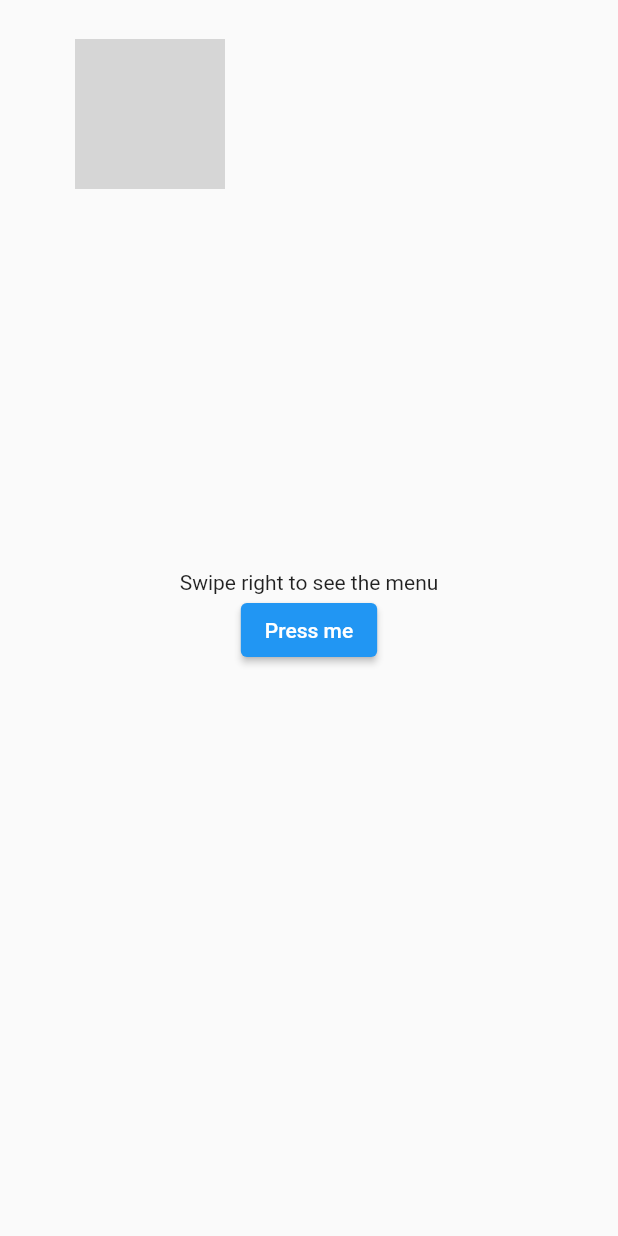
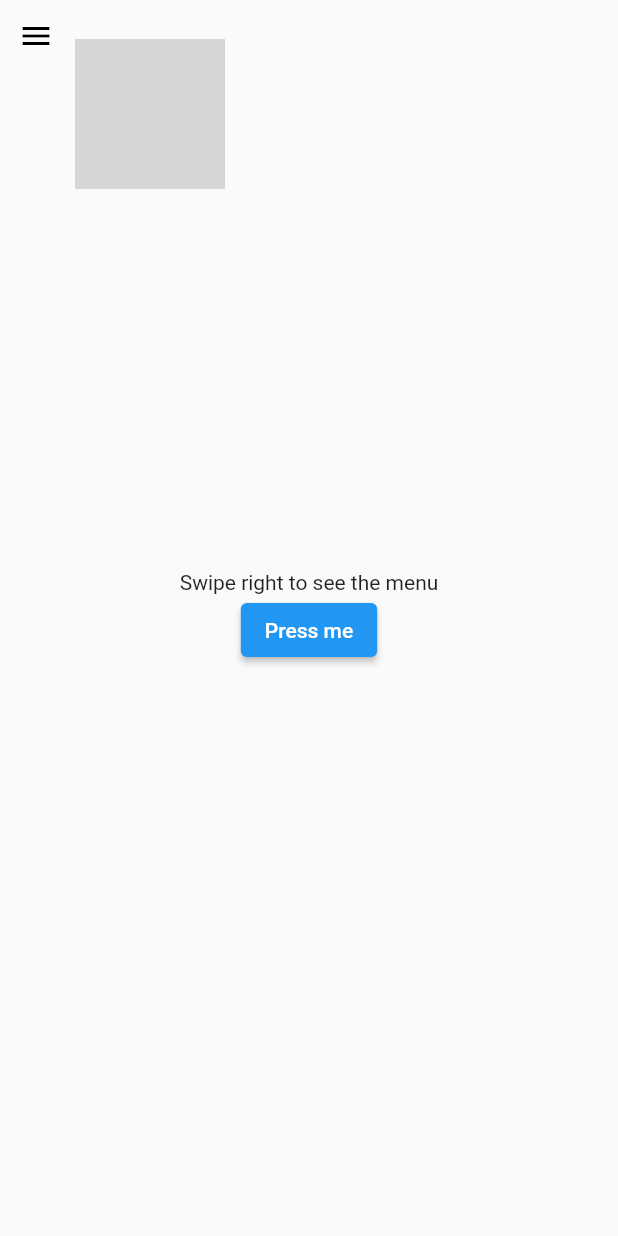
Before and after one commit to Eskantu/Drawer3D, a Flutter app: the screen it shows after launch, on a phone screen of 412 x 824 dp. Run offline on Flutter 3.47's test engine with Material 2 defaults, Android fonts, the phone set to English and light mode, and no system bars; network calls fail; grey boxes are pictures that could not be loaded.

Commit message:
Creacion de boton para menu y correccion de advertencias

```diff
--- a/lib/src/pages/home_page.dart
+++ b/lib/src/pages/home_page.dart
@@ -17,7 +17,7 @@ class Home extends StatelessWidget {
             const  Text('Swipe right to see the menu'),
               ElevatedButton(
                 onPressed: () {},
-                child: Text('Press me'),
+                child:const Text('Press me'),
               )
             ],
           ),
--- a/lib/src/pages/main_page.dart
+++ b/lib/src/pages/main_page.dart
@@ -4,10 +4,9 @@ import 'package:drawer_animation/src/widgets/menu_header_widget.dart';
 import 'package:drawer_animation/src/widgets/menu_items_widget.dart';
 import 'package:flutter/material.dart';
 
-
 class MainPage extends StatefulWidget {
-  const MainPage({ Key? key, required this.pageWidget }) : super(key: key);
- final Widget pageWidget;
+  const MainPage({Key? key, required this.pageWidget}) : super(key: key);
+  final Widget pageWidget;
   @override
   _MainPageState createState() => _MainPageState();
 }
@@ -34,11 +33,11 @@ class _MainPageState extends State<MainPage> {
           SafeArea(
             child: Container(
               width: 200,
-              padding: EdgeInsets.all(8),
+              padding:const EdgeInsets.all(8),
               child: Column(
-                children:const [
-                MenuHeader(),
-                MenuItems(),
+                children: const [
+                  MenuHeader(),
+                  MenuItems(),
                 ],
               ),
             ),
@@ -46,7 +45,7 @@ class _MainPageState extends State<MainPage> {
           TweenAnimationBuilder(
               curve: Curves.easeInExpo,
               tween: Tween<double>(end: value, begin: 0),
-              duration: Duration(milliseconds: 500),
+              duration:const Duration(milliseconds: 500),
               builder: (_, double val, __) {
                 return Transform(
                   alignment: Alignment.center,
@@ -54,7 +53,24 @@ class _MainPageState extends State<MainPage> {
                     ..setEntry(3, 2, 0.001)
                     ..setEntry(0, 3, 200 * val)
                     ..rotateY((pi / 6) * val),
-                  child:widget.pageWidget,
+                  child: Stack(
+                    children: [
+                      widget.pageWidget,
+                      SafeArea(
+                        child: IconButton(
+                          onPressed: () {
+                            setState(() {
+                              value = value==1?0:1;
+                            });
+                          },
+                          icon:const Icon(
+                            Icons.menu,
+                            color: Colors.black,
+                          ),
+                        ),
+                      )
+                    ],
+                  ),
                 );
               }),
           GestureDetector(
--- a/lib/src/pages/page2_page.dart
+++ b/lib/src/pages/page2_page.dart
@@ -2,10 +2,12 @@ import 'package:flutter/material.dart';
 
 
 class Page2Screen extends StatelessWidget {
+  const Page2Screen({Key? key}) : super(key: key);
+
 
   @override
   Widget build(BuildContext context) {
-    return Scaffold(
+    return const Scaffold(
       body: Center(
         child: Text('Mis compras'),
      ),
--- a/lib/src/widgets/menu_header_widget.dart
+++ b/lib/src/widgets/menu_header_widget.dart
@@ -8,7 +8,7 @@ class MenuHeader extends StatelessWidget {
     return DrawerHeader(
       child: Column(
         mainAxisAlignment: MainAxisAlignment.center,
-        children: [
+        children: const[
           CircleAvatar(
             radius: 50,
             backgroundImage:
--- a/lib/src/widgets/menu_items_widget.dart
+++ b/lib/src/widgets/menu_items_widget.dart
@@ -16,7 +16,7 @@ class MenuItems extends StatelessWidget {
               color: Colors.white,
             ),
             title: Text(
-              'Home',
+              'Inicio',
               style: TextStyle(color: Colors.white),
             ),
             onTap: () {
@@ -53,7 +53,7 @@ class MenuItems extends StatelessWidget {
               color: Colors.white,
             ),
             title: Text(
-              'Settings',
+              'Configuraciones',
               style: TextStyle(color: Colors.white),
             ),
             onTap: () {},
```
